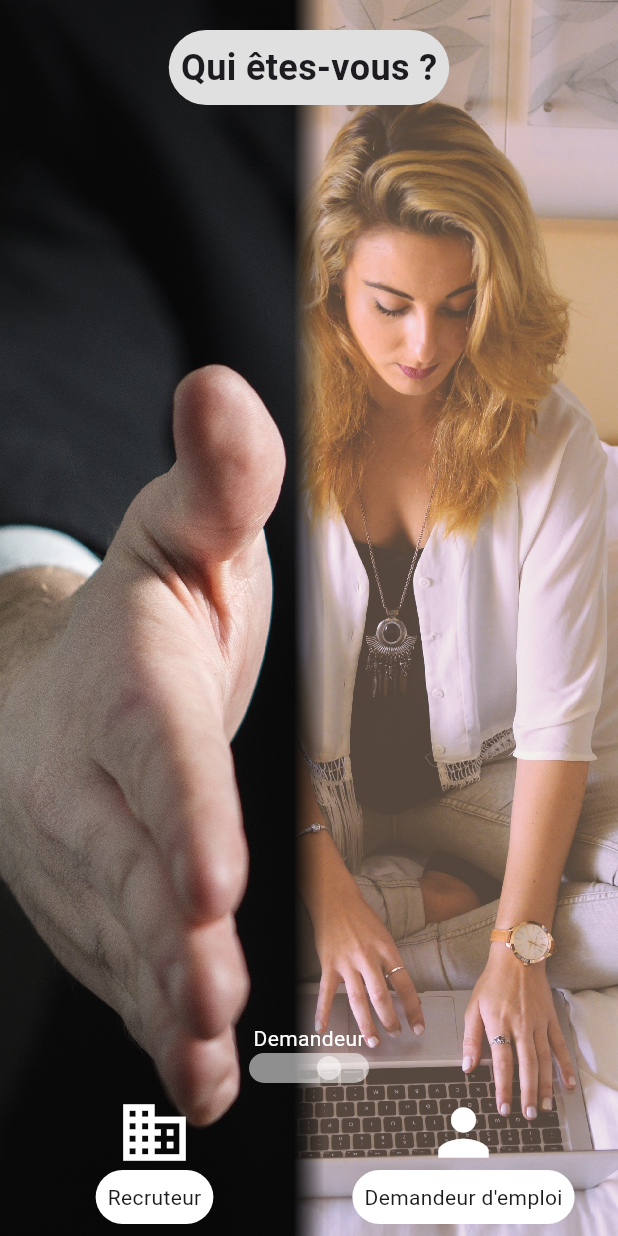
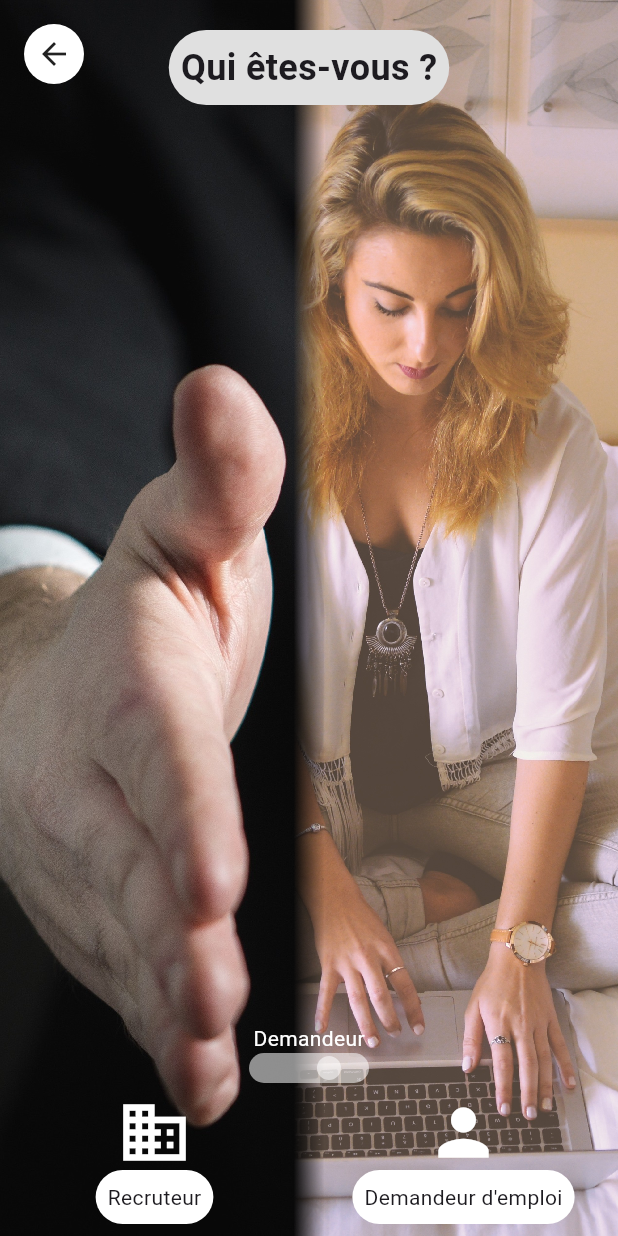
Before and after one commit to algosup/2023-2024-project-5-flutter-team-7, a Flutter app: the screen it shows after launch, after a tap on an icon or button, on a phone screen of 412 x 824 dp. Run offline on Flutter 3.47's test engine with Material 3 defaults, Android fonts, the phone set to English and light mode, and no system bars; our stand-ins replace geolocator, go_router.

Commit message:
Add back button to sign in page

```diff
--- /dev/null
+++ b/src/adopteuncandidat/lib/back_button.dart
@@ -0,0 +1,41 @@
+import 'package:flutter/material.dart';
+import 'package:go_router/go_router.dart';
+
+class GoBackButton extends StatelessWidget {
+  final String location;
+  final Widget content;
+
+  const GoBackButton({
+    super.key,
+    required this.content,
+    required this.location,
+  });
+
+  @override
+  Widget build(BuildContext context) {
+    return Stack(
+      children: [
+        content,
+        Align(
+          alignment: Alignment.topLeft,
+          child: Padding(
+            padding: const EdgeInsets.all(16.0),
+            child: GestureDetector(
+              onTap: () => context.go(location),
+              child: Container(
+                decoration: const BoxDecoration(
+                  color: Colors.white,
+                  shape: BoxShape.circle,
+                ),
+                child: const Padding(
+                  padding: EdgeInsets.all(8.0),
+                  child: Icon(Icons.arrow_back),
+                ),
+              ),
+            ),
+          ),
+        ),
+      ],
+    );
+  }
+}
--- a/src/adopteuncandidat/lib/sign_in.dart
+++ b/src/adopteuncandidat/lib/sign_in.dart
@@ -1,3 +1,4 @@
+import 'package:adopteuncandidat/back_button.dart';
 import 'package:adopteuncandidat/preload.dart';
 import 'package:flutter/material.dart';
 import 'package:go_router/go_router.dart';
@@ -32,7 +33,9 @@ class _SignInScreenState extends State<SignInScreen> {
   @override
   Widget build(BuildContext context) {
     return Scaffold(
-      body: GestureDetector(
+      body: GoBackButton(
+        location: '/',
+        content: GestureDetector(
           onHorizontalDragEnd: _handleSwipe,
           child: const SignInBackground(
             child: Center(
@@ -44,6 +47,7 @@ class _SignInScreenState extends State<SignInScreen> {
                   SignInHeader(),
                   SignInFooter(),
                 ],
+              ),
             ),
           ),
         ),
```
Lines whose indentation alone changed are shown as unchanged.
